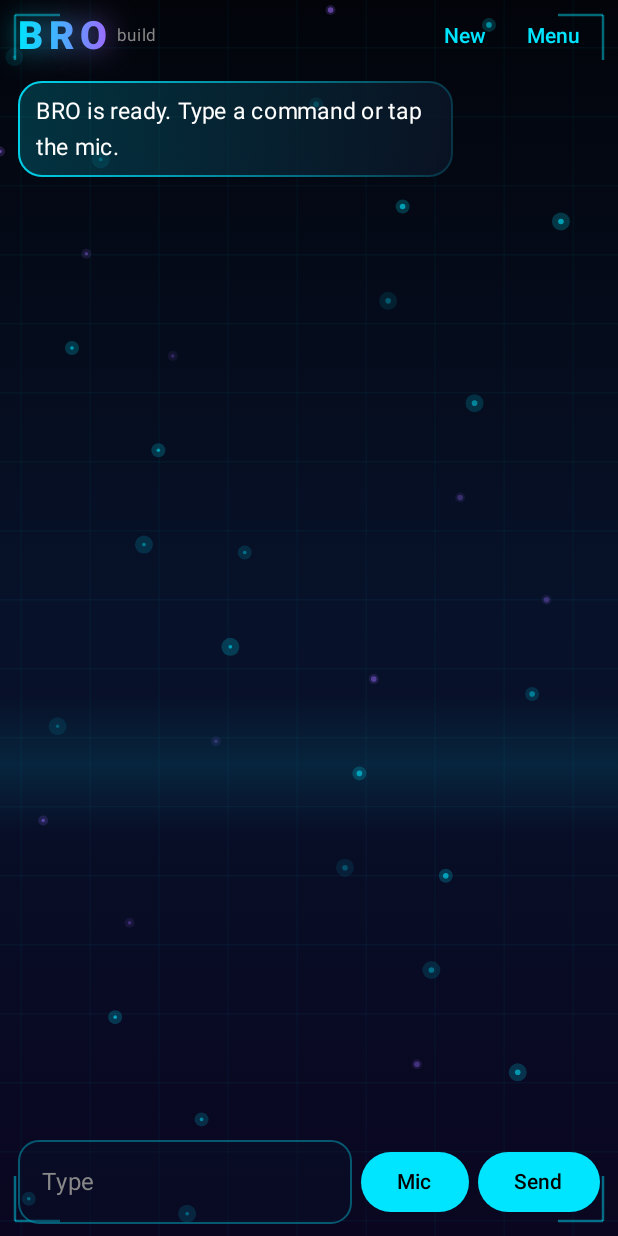
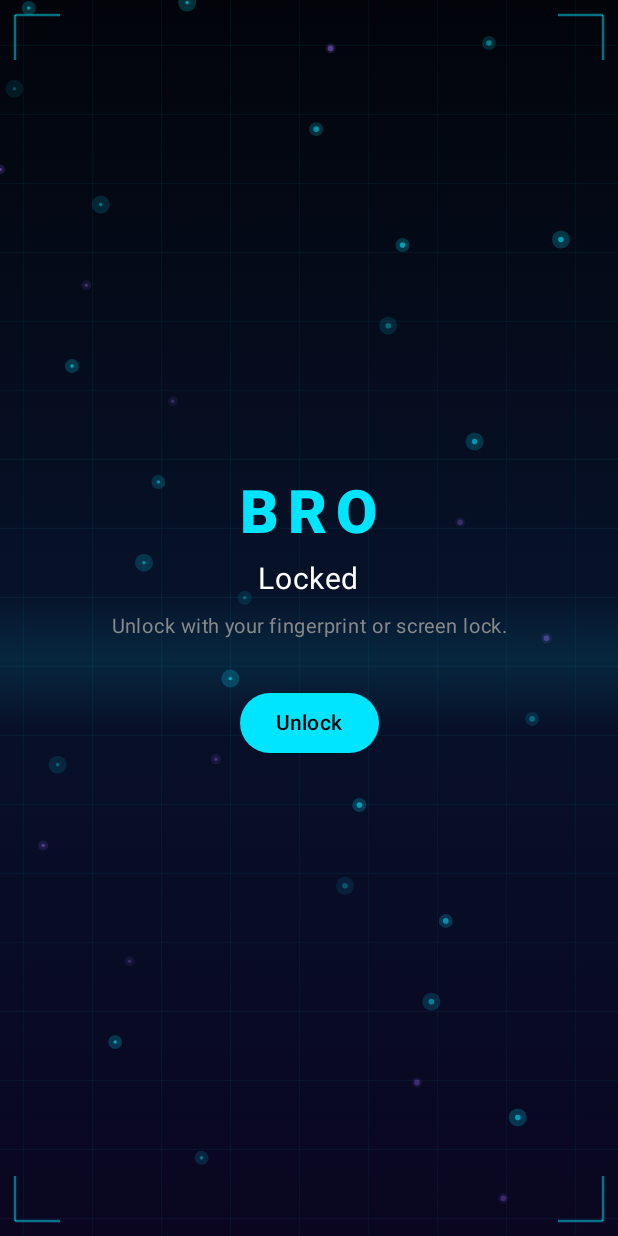
Before and after one commit to rachamadhav28-spec/Bro-direct, an Android app built with Jetpack Compose: the screen it shows after launch (MainActivity), on a phone screen of 412 x 824 dp. Run offline under Robolectric (Android 15) with nearby library versions, the phone set to English and light mode, and no system bars; libraries missing offline, so code that uses them is left out: com.google.ai.edge, com.google.mediapipe.tasks.

Commit message:
App lock: fingerprint / screen lock when BRO opens, after 30s away, and before risky agent taps
Co-Authored-By: Claude Sonnet 5.5 <noreply@anthropic.com>
Claude-Session: https://claude.ai/code/session_01HYyEZ2KDgUwNmD2MpwQ1C3

```diff
--- a/app/build.gradle.kts
+++ b/app/build.gradle.kts
@@ -58,6 +58,7 @@ android {
 
 dependencies {
     implementation("androidx.core:core-ktx:1.15.0")
+    implementation("androidx.biometric:biometric:1.1.0") // fingerprint / screen-lock for the BRO app lock
     // on-device language model (runs fully offline once a model file is installed)
     implementation("com.google.mediapipe:tasks-genai:0.10.24")
     // LiteRT-LM runs Gemma 4 (.litertlm files)
--- a/app/src/main/java/com/bro/assistant/MainActivity.kt
+++ b/app/src/main/java/com/bro/assistant/MainActivity.kt
@@ -4,7 +4,7 @@ import android.Manifest
 import android.content.Intent
 import android.os.Build
 import android.os.Bundle
-import androidx.activity.ComponentActivity
+import androidx.fragment.app.FragmentActivity
 import androidx.activity.compose.BackHandler
 import androidx.activity.compose.setContent
 import androidx.activity.result.contract.ActivityResultContracts
@@ -36,7 +36,7 @@ private data class PermDialog(
     val onPositive: () -> Unit
 )
 
-class MainActivity : ComponentActivity() {
+class MainActivity : FragmentActivity() {
 
     private val vm: ChatViewModel by viewModels()
 
@@ -44,6 +44,30 @@ class MainActivity : ComponentActivity() {
     private var showSettings by mutableStateOf(false)
     private var showHistory by mutableStateOf(false)
     private var tick by mutableStateOf(0)
+
+    // app lock: fingerprint / screen lock when BRO opens or comes back after a while
+    private var locked by mutableStateOf(false)
+    private var lockMessage by mutableStateOf("Unlock with your fingerprint or screen lock.")
+    private var promptShowing = false
+    private var leftAt = 0L
+
+    private fun lockEnabled() = vm.prefs.appLock && com.bro.assistant.security.AppLock.available(this)
+
+    private fun unlock() {
+        if (!locked || promptShowing) return
+        promptShowing = true
+        com.bro.assistant.security.AppLock.authenticate(
+            this, "Unlock BRO",
+            onSuccess = { promptShowing = false; locked = false },
+            onFailure = { promptShowing = false; lockMessage = "Not unlocked: $it" }
+        )
+    }
+
+    /** Runs [action] only after the owner confirms (used before risky actions BRO wants to take). */
+    private fun secure(action: () -> Unit) {
+        if (!lockEnabled()) { action(); return }
+        com.bro.assistant.security.AppLock.authenticate(this, "Confirm this action", onSuccess = action)
+    }
 
     private var pendingPermission: String? = null
     private var afterGrant: (() -> Unit)? = null
@@ -68,12 +92,15 @@ class MainActivity : ComponentActivity() {
             crashPrefs.edit().remove("last").apply()
             vm.reportCrash(it)
         }
+        locked = lockEnabled()
         handleWake(intent)
 
         setContent {
             BroTheme {
                 Box(Modifier.fillMaxSize()) {
-                    if (showSettings) {
+                    if (locked) {
+                        com.bro.assistant.ui.LockScreen(lockMessage) { unlock() }
+                    } else if (showSettings) {
                         BackHandler { showSettings = false }
                         SettingsScreen(
                             vm = vm,
@@ -94,7 +121,8 @@ class MainActivity : ComponentActivity() {
                             vm = vm,
                             onMic = { onMicTapped() },
                             onOpenSettings = { showSettings = true },
-                            onOpenHistory = { vm.refreshHistory(); showHistory = true }
+                            onOpenHistory = { vm.refreshHistory(); showHistory = true },
+                            onSecureConfirm = { action -> secure(action) }
                         )
                     }
 
@@ -130,11 +158,15 @@ class MainActivity : ComponentActivity() {
         super.onStart()
         vm.appVisible = true
         BroListenerService.setPaused(true) // free the microphone while BRO is on screen
+        if (!locked && leftAt > 0 && lockEnabled() &&
+            android.os.SystemClock.elapsedRealtime() - leftAt > 30_000L) locked = true
+        if (locked) unlock()
         tick++
     }
 
     override fun onStop() {
         vm.appVisible = false
+        if (!promptShowing) leftAt = android.os.SystemClock.elapsedRealtime()
         if (vm.prefs.wakeEnabled) BroListenerService.setPaused(false)
         super.onStop()
     }
--- a/app/src/main/java/com/bro/assistant/memory/PreferencesStore.kt
+++ b/app/src/main/java/com/bro/assistant/memory/PreferencesStore.kt
@@ -64,6 +64,11 @@ class PreferencesStore(context: Context) {
         get() = sp.getBoolean("speak_replies", true)
         set(value) { sp.edit().putBoolean("speak_replies", value).apply() }
 
+    /** Ask for fingerprint / screen lock when BRO opens (only used when the phone has one set up). */
+    var appLock: Boolean
+        get() = sp.getBoolean("app_lock", true)
+        set(value) { sp.edit().putBoolean("app_lock", value).apply() }
+
     var wakeEnabled: Boolean
         get() = sp.getBoolean("wake_enabled", false)
         set(value) { sp.edit().putBoolean("wake_enabled", value).apply() }
--- /dev/null
+++ b/app/src/main/java/com/bro/assistant/security/AppLock.kt
@@ -0,0 +1,43 @@
+package com.bro.assistant.security
+
+import android.content.Context
+import android.os.Build
+import androidx.biometric.BiometricManager
+import androidx.biometric.BiometricPrompt
+import androidx.core.content.ContextCompat
+import androidx.fragment.app.FragmentActivity
+
+/** Fingerprint / face / screen-lock PIN check, done by Android itself (BRO never sees the PIN). */
+object AppLock {
+
+    private fun authenticators(): Int =
+        if (Build.VERSION.SDK_INT >= 30)
+            BiometricManager.Authenticators.BIOMETRIC_WEAK or BiometricManager.Authenticators.DEVICE_CREDENTIAL
+        else BiometricManager.Authenticators.BIOMETRIC_WEAK
+
+    /** True when the phone has a fingerprint/face or a screen lock that can be used. */
+    fun available(context: Context): Boolean =
+        BiometricManager.from(context).canAuthenticate(authenticators()) == BiometricManager.BIOMETRIC_SUCCESS
+
+    fun authenticate(
+        activity: FragmentActivity,
+        title: String,
+        onSuccess: () -> Unit,
+        onFailure: (String) -> Unit = {}
+    ) {
+        val prompt = BiometricPrompt(
+            activity, ContextCompat.getMainExecutor(activity),
+            object : BiometricPrompt.AuthenticationCallback() {
+                override fun onAuthenticationSucceeded(result: BiometricPrompt.AuthenticationResult) = onSuccess()
+                override fun onAuthenticationError(errorCode: Int, errString: CharSequence) = onFailure(errString.toString())
+            }
+        )
+        val info = BiometricPrompt.PromptInfo.Builder()
+            .setTitle(title)
+            .setSubtitle("Use your fingerprint, face or screen lock")
+            .setAllowedAuthenticators(authenticators())
+            .apply { if (Build.VERSION.SDK_INT < 30) setNegativeButtonText("Cancel") }
+            .build()
+        prompt.authenticate(info)
+    }
+}
--- /dev/null
+++ b/app/src/main/java/com/bro/assistant/ui/LockScreen.kt
@@ -0,0 +1,38 @@
+package com.bro.assistant.ui
+
+import androidx.compose.foundation.layout.Arrangement
+import androidx.compose.foundation.layout.Column
+import androidx.compose.foundation.layout.Spacer
+import androidx.compose.foundation.layout.fillMaxSize
+import androidx.compose.foundation.layout.height
+import androidx.compose.foundation.layout.padding
+import androidx.compose.material3.Button
+import androidx.compose.material3.Text
+import androidx.compose.runtime.Composable
+import androidx.compose.ui.Alignment
+import androidx.compose.ui.Modifier
+import androidx.compose.ui.graphics.Color
+import androidx.compose.ui.text.font.FontWeight
+import androidx.compose.ui.text.style.TextAlign
+import androidx.compose.ui.unit.dp
+import androidx.compose.ui.unit.sp
+
+/** Shown instead of BRO until the owner proves it is them. Nothing from the chat is visible here. */
+@Composable
+fun LockScreen(message: String, onUnlock: () -> Unit) {
+    FuturisticBackground {
+        Column(
+            Modifier.fillMaxSize().padding(32.dp),
+            verticalArrangement = Arrangement.Center,
+            horizontalAlignment = Alignment.CenterHorizontally
+        ) {
+            Text("BRO", color = NeonCyan, fontSize = 40.sp, fontWeight = FontWeight.Black, letterSpacing = 6.sp)
+            Spacer(Modifier.height(8.dp))
+            Text("Locked", color = Color.White, fontSize = 20.sp)
+            Spacer(Modifier.height(8.dp))
+            Text(message, color = Color.Gray, fontSize = 13.sp, textAlign = TextAlign.Center)
+            Spacer(Modifier.height(28.dp))
+            Button(onClick = onUnlock) { Text("Unlock") }
+        }
+    }
+}
```
Also changed, not shown: app/src/main/java/com/bro/assistant/ui/ChatScreen.kt (+9 -2 lines), app/src/main/java/com/bro/assistant/ui/SettingsScreen.kt (+18 -0 lines).
